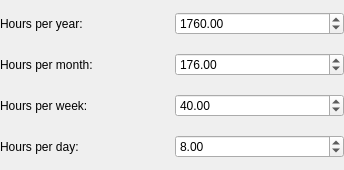
Old version of the form plan/libs/ui/standardworktimedialogbase.ui in the repository KDE/calligra.
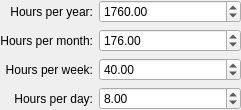
New version of the form.

Commit message: Right-align more labels in Plan's UI

The edit to the form file:
```diff
--- a/plan/libs/ui/standardworktimedialogbase.ui
+++ b/plan/libs/ui/standardworktimedialogbase.ui
@@ -7,15 +7,15 @@
    <rect>
     <x>0</x>
     <y>0</y>
-    <width>344</width>
-    <height>170</height>
+    <width>241</width>
+    <height>108</height>
    </rect>
   </property>
   <property name="whatsThis">
    <string>These values are used if your estimate is not in hours.
 Let us say Hours per day is 8. If you estimate that a task needs 3 days effort to complete, this is converted to 24 hours when the task is scheduled. The actual time it will take to complete is of course dependent on the availability of the person (or persons) that is assigned to the task.</string>
   </property>
-  <layout class="QGridLayout">
+  <layout class="QGridLayout" columnstretch="0,1">
    <property name="margin">
     <number>0</number>
    </property>
@@ -27,6 +27,9 @@
      <property name="wordWrap">
       <bool>false</bool>
      </property>
+     <property name="alignment">
+      <set>Qt::AlignRight|Qt::AlignTrailing|Qt::AlignVCenter</set>
+     </property>
      <property name="buddy">
       <cstring>year</cstring>
      </property>
@@ -53,6 +56,9 @@
      <property name="wordWrap">
       <bool>false</bool>
      </property>
+     <property name="alignment">
+      <set>Qt::AlignRight|Qt::AlignTrailing|Qt::AlignVCenter</set>
+     </property>
      <property name="buddy">
       <cstring>month</cstring>
      </property>
@@ -82,6 +88,9 @@
      <property name="wordWrap">
       <bool>false</bool>
      </property>
+     <property name="alignment">
+      <set>Qt::AlignRight|Qt::AlignTrailing|Qt::AlignVCenter</set>
+     </property>
      <property name="buddy">
       <cstring>week</cstring>
      </property>
@@ -111,6 +120,9 @@
      <property name="wordWrap">
       <bool>false</bool>
      </property>
+     <property name="alignment">
+      <set>Qt::AlignRight|Qt::AlignTrailing|Qt::AlignVCenter</set>
+     </property>
      <property name="buddy">
       <cstring>day</cstring>
      </property>
@@ -129,6 +141,19 @@
      </property>
     </widget>
    </item>
+   <item row="4" column="0" colspan="2">
+    <spacer name="verticalSpacer">
+     <property name="orientation">
+      <enum>Qt::Vertical</enum>
+     </property>
+     <property name="sizeHint" stdset="0">
+      <size>
+       <width>20</width>
+       <height>40</height>
+      </size>
+     </property>
+    </spacer>
+   </item>
   </layout>
  </widget>
  <resources/>
```
The commit also changes 5 other files.
